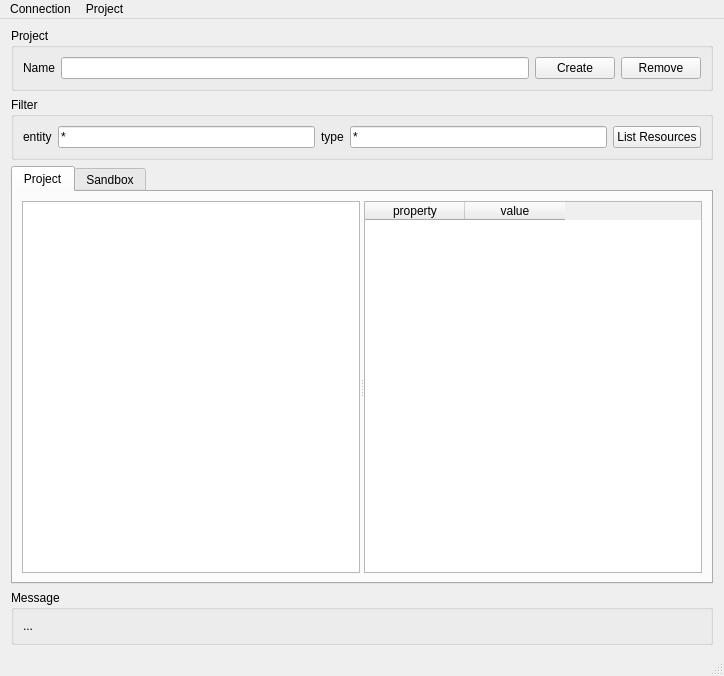
Before: the Qt Designer form qti/main_window.ui in dddjef/pulse, drawn with Qt 5.
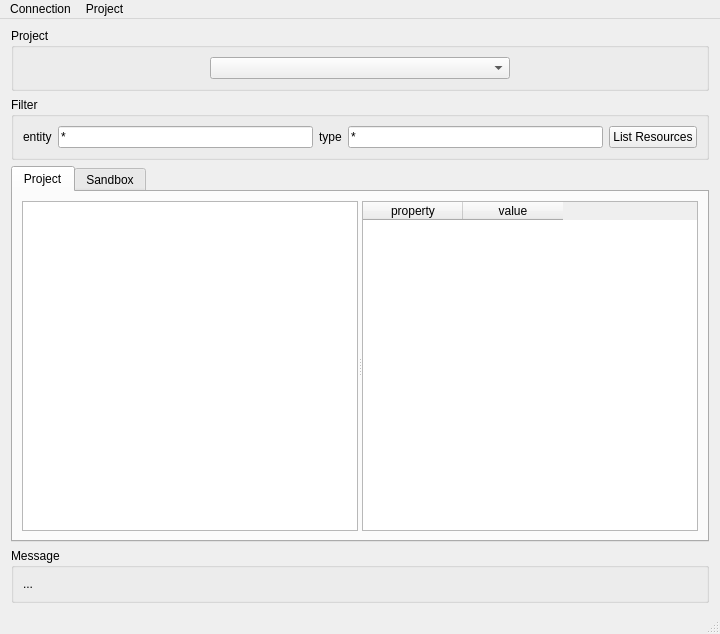
After: the same form once the commit is applied.

Commit message: project list as combo box db can return the project list now

What changed in the file:
```diff
--- a/qti/main_window.ui
+++ b/qti/main_window.ui
@@ -6,8 +6,8 @@
    <rect>
     <x>0</x>
     <y>0</y>
-    <width>724</width>
-    <height>676</height>
+    <width>720</width>
+    <height>634</height>
    </rect>
   </property>
   <property name="windowTitle">
@@ -34,32 +34,40 @@
       </property>
       <layout class="QHBoxLayout" name="horizontalLayout_2">
        <item>
-        <layout class="QHBoxLayout" name="horizontalLayout" stretch="0,0,0,0">
-         <item>
-          <widget class="QLabel" name="label_2">
-           <property name="text">
-            <string>Name</string>
-           </property>
-          </widget>
+        <spacer name="horizontalSpacer">
+         <property name="orientation">
+          <enum>Qt::Horizontal</enum>
+         </property>
+         <property name="sizeHint" stdset="0">
+          <size>
+           <width>40</width>
+           <height>20</height>
+          </size>
+         </property>
+        </spacer>
          </item>
          <item>
-          <widget class="QLineEdit" name="projectName_lineEdit"/>
-         </item>
-         <item>
-          <widget class="QPushButton" name="pushButton">
-           <property name="text">
-            <string>Create</string>
+        <widget class="QComboBox" name="project_comboBox">
+         <property name="minimumSize">
+          <size>
+           <width>300</width>
+           <height>0</height>
+          </size>
            </property>
           </widget>
          </item>
          <item>
-          <widget class="QPushButton" name="pushButton_2">
-           <property name="text">
-            <string>Remove</string>
-           </property>
-          </widget>
-         </item>
-        </layout>
+        <spacer name="horizontalSpacer_2">
+         <property name="orientation">
+          <enum>Qt::Horizontal</enum>
+         </property>
+         <property name="sizeHint" stdset="0">
+          <size>
+           <width>20</width>
+           <height>20</height>
+          </size>
+         </property>
+        </spacer>
        </item>
       </layout>
      </widget>
@@ -194,7 +202,7 @@
     <rect>
      <x>0</x>
      <y>0</y>
-     <width>724</width>
+     <width>720</width>
      <height>26</height>
     </rect>
    </property>
```
Lines whose indentation alone changed are shown as unchanged. The commit also changes 4 other files.
